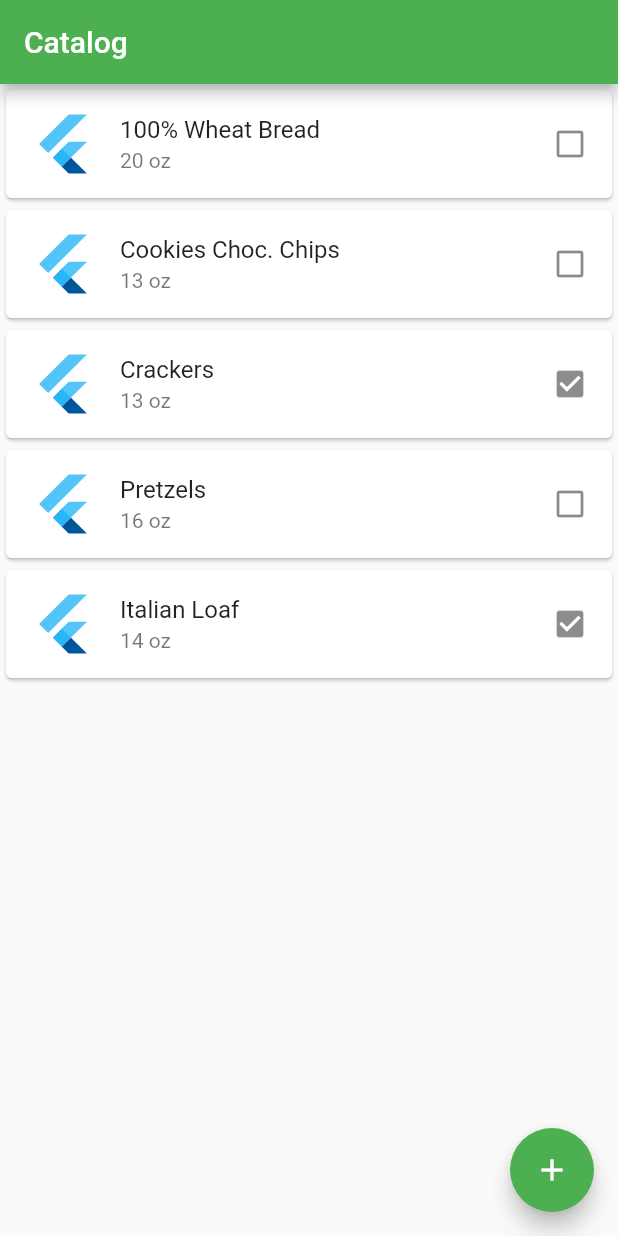
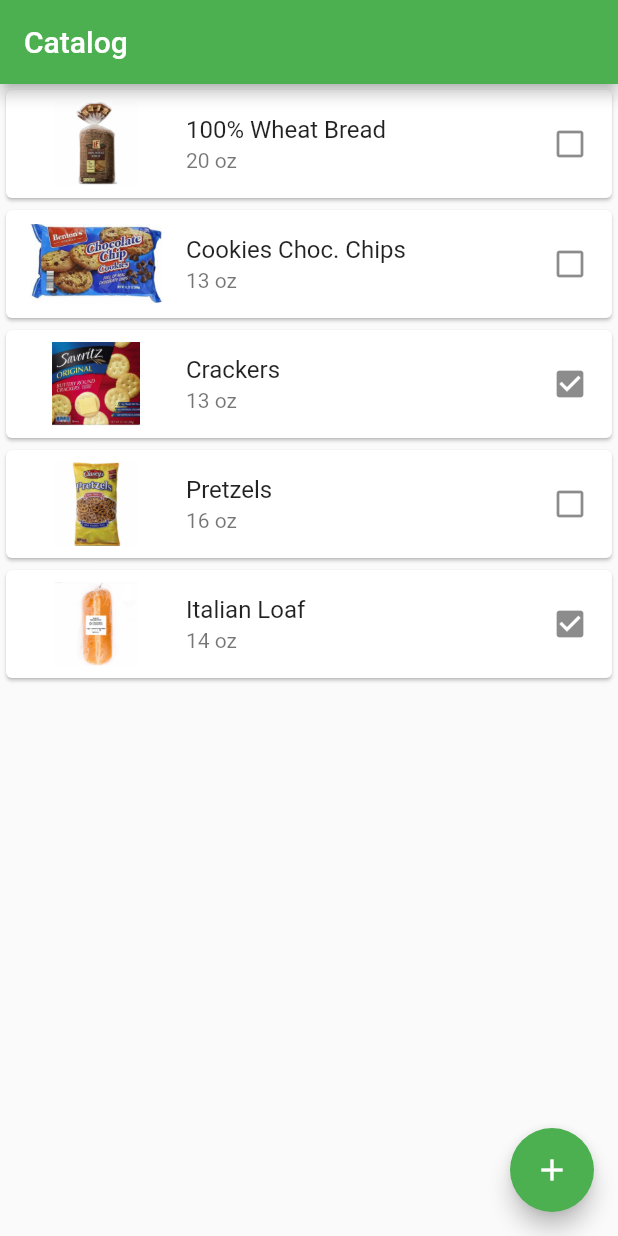
Before and after one commit to mdolinin/yapa, a Flutter app: the screen it shows after launch, on a phone screen of 412 x 824 dp. Run offline on Flutter 3.47's test engine with Material 2 defaults, Android fonts, the phone set to English and light mode, and no system bars; our stand-ins replace bloc, equatable, flutter_bloc.

Commit message:
Show items images on list tile at catalog list

```diff
--- a/lib/widgets/items_widget.dart
+++ b/lib/widgets/items_widget.dart
@@ -50,7 +50,15 @@ class ItemsWidget extends StatelessWidget {
                 },
                 child: Card(
                   child: ListTile(
-                    leading: FlutterLogo(size: 44.0),
+                    leading: CircleAvatar(
+                      radius: 44.0,
+                      backgroundColor: Colors.transparent,
+                      child: ((int.tryParse(item.id) ?? 6) > 5)
+                          ? FlutterLogo(size: 44.0)
+                          : Image(
+                              image: AssetImage('images/${item.id}.jpeg'),
+                            ),
+                    ),
                     title: Text(item.name),
                     subtitle: Text(item.volume),
                     trailing: item.selected
```
